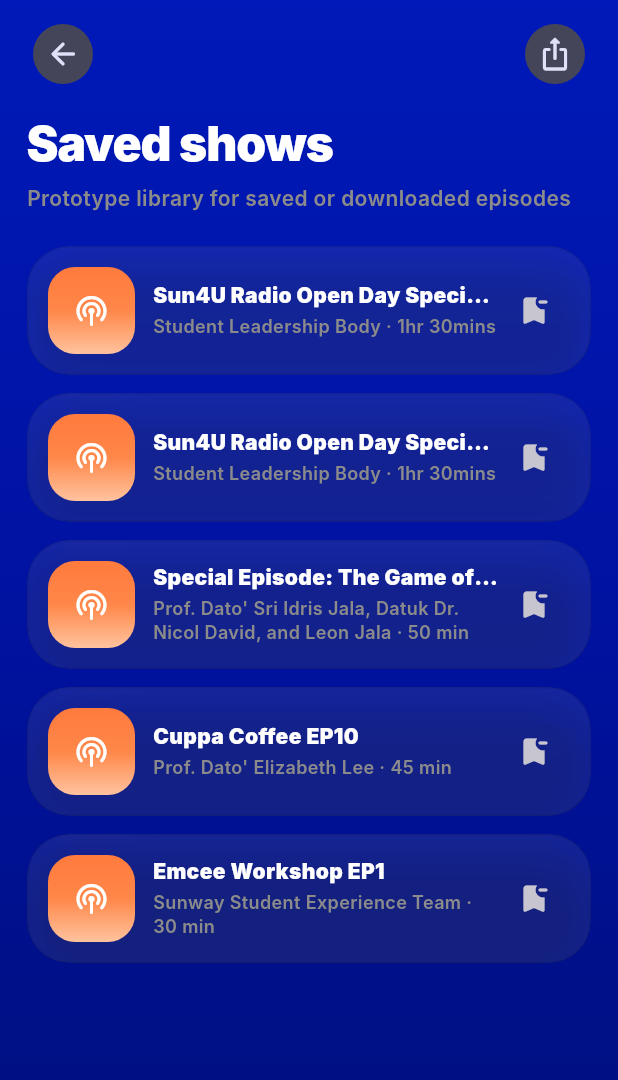
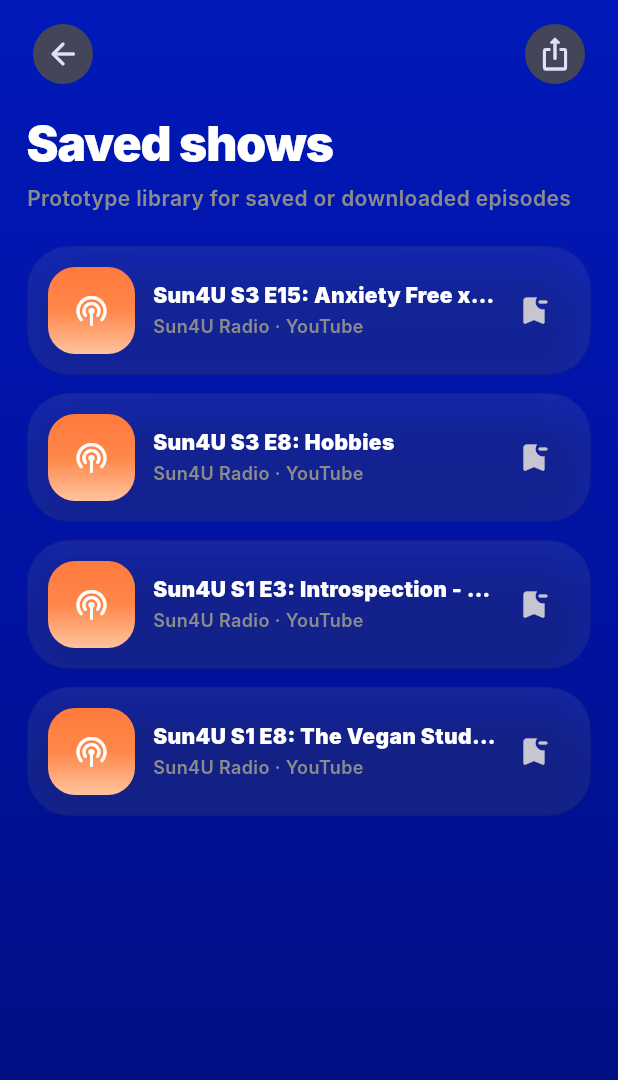
Before and after one commit to SawadaSyahmi/sunuradioapp2, a Flutter app: the SavedEpisodesScreen screen opened directly, on a phone screen of 412 x 824 dp. Shown: the top 1080 px of the screen. Run offline on Flutter 3.47's test engine with Material 3 defaults, Android fonts, the phone set to English and light mode, and no system bars; our stand-ins replace device_preview, just_audio, shared_preferences, supabase_flutter, youtube_player_iframe; accounts and stored records are empty; network calls fail; Roboto replaces fonts that are missing (Inter).

Commit message:
youtube player_update

```diff
--- a/lib/data/demo_data.dart
+++ b/lib/data/demo_data.dart
@@ -70,48 +70,48 @@ const fallbackSchedule = <RadioShow>[
 
 const fallbackPodcasts = <PodcastEpisode>[
   PodcastEpisode(
-    title: 'Sun4U Radio Open Day Special! (Day 1)',
-    host: 'Student Leadership Body',
-    date: '11 March 2026',
-    duration: '1hr 30mins',
+    title: 'Sun4U S3 E15: Anxiety Free x Stressless Sunway',
+    host: 'Sun4U Radio',
+    date: 'Sample Previous Video',
+    duration: 'YouTube',
     category: 'Podcast',
-    description: sun4UOpenDayDescription,
+    videoUrl: 'https://www.youtube.com/watch?v=wxFxDoo-v1c',
+    imageUrl: 'https://img.youtube.com/vi/wxFxDoo-v1c/hqdefault.jpg',
+    heroImageUrl: 'https://img.youtube.com/vi/wxFxDoo-v1c/maxresdefault.jpg',
+    description: 'Sample previous podcast video loaded from the database. Replace this YouTube link with your own SUN4U recorded content later.',
   ),
   PodcastEpisode(
-    title: 'Sun4U Radio Open Day Special! (Day 2)',
-    host: 'Student Leadership Body',
-    date: '12 March 2026',
-    duration: '1hr 30mins',
-    category: 'Live',
-    isLive: true,
-    description: sun4UOpenDayDescription,
+    title: 'Sun4U S3 E8: Hobbies',
+    host: 'Sun4U Radio',
+    date: 'Sample Previous Video',
+    duration: 'YouTube',
+    category: 'Podcast',
+    videoUrl: 'https://www.youtube.com/watch?v=3KPFr4IIgt8',
+    imageUrl: 'https://img.youtube.com/vi/3KPFr4IIgt8/hqdefault.jpg',
+    heroImageUrl: 'https://img.youtube.com/vi/3KPFr4IIgt8/maxresdefault.jpg',
+    description: 'Sample previous podcast episode connected through video_url in Supabase.',
   ),
   PodcastEpisode(
-    title: 'Special Episode: The Game of Impossible',
-    host: 'Prof. Dato\' Sri Idris Jala, Datuk Dr. Nicol David, and Leon Jala',
-    date: '12 June 2026, Friday',
-    time: '12:00PM',
-    duration: '50 min',
-    category: 'Upcoming',
-    description: 'A special campus conversation on impossible goals, leadership, and resilience.',
+    title: 'Sun4U S1 E3: Introspection - Diving into personality traits',
+    host: 'Sun4U Radio',
+    date: 'Sample Previous Video',
+    duration: 'YouTube',
+    category: 'Podcast',
+    videoUrl: 'https://www.youtube.com/watch?v=Wva_8fVLSVA',
+    imageUrl: 'https://img.youtube.com/vi/Wva_8fVLSVA/hqdefault.jpg',
+    heroImageUrl: 'https://img.youtube.com/vi/Wva_8fVLSVA/maxresdefault.jpg',
+    description: 'Sample recorded Sun4U radio content for testing the in-app YouTube player.',
   ),
   PodcastEpisode(
-    title: 'Cuppa Coffee EP10',
-    host: 'Prof. Dato\' Elizabeth Lee',
-    date: '19 June 2026, Friday',
-    time: '12:00PM',
-    duration: '45 min',
-    category: 'Upcoming',
-    description: 'A relaxed conversation over coffee with Sunway leaders and guests.',
-  ),
-  PodcastEpisode(
-    title: 'Emcee Workshop EP1',
-    host: 'Sunway Student Experience Team',
-    date: '23 June 2026, Tuesday',
-    time: '12:00PM',
-    duration: '30 min',
-    category: 'Upcoming',
-    description: 'A workshop recap for emcees and student hosts.',
+    title: 'Sun4U S1 E8: The Vegan Student',
+    host: 'Sun4U Radio',
+    date: 'Sample Previous Video',
+    duration: 'YouTube',
+    category: 'Podcast',
+    videoUrl: 'https://www.youtube.com/watch?v=Js_vnSLzN1w',
+    imageUrl: 'https://img.youtube.com/vi/Js_vnSLzN1w/hqdefault.jpg',
+    heroImageUrl: 'https://img.youtube.com/vi/Js_vnSLzN1w/maxresdefault.jpg',
+    description: 'Sample previous podcast episode loaded from Supabase and playable inside the app.',
   ),
 ];
 
--- a/pubspec.yaml
+++ b/pubspec.yaml
@@ -14,6 +14,7 @@ dependencies:
   intl: ^0.20.2
   device_preview: ^1.0.0
   supabase_flutter: ^2.12.4
+  youtube_player_iframe: ^5.2.2
 
 dev_dependencies:
   flutter_test:
```
Also changed, not shown: lib/screens/radio_screen.dart (+32 -2 lines), lib/widgets/youtube_in_app_player.dart (added, +121 -0 lines), pubspec.lock, 1 other file.
